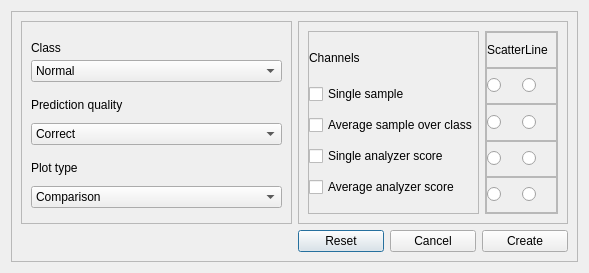
DominikaDarabos/pre-trained-NN-analysis, file utils/create_new_figure_dialog_UI.ui: the form before one commit.
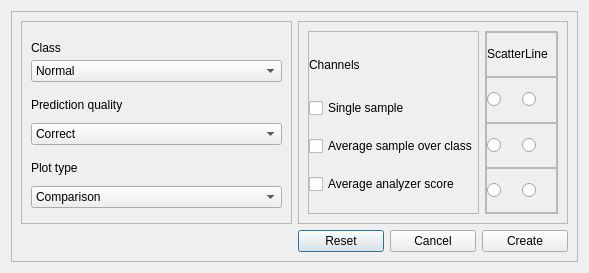
The form after the commit.

What changed in the file:
```diff
--- a/utils/create_new_figure_dialog_UI.ui
+++ b/utils/create_new_figure_dialog_UI.ui
@@ -56,6 +56,47 @@
             <property name="spacing">
              <number>0</number>
             </property>
+            <item row="3" column="0">
+             <widget class="QFrame" name="averageAnalyzerFrame">
+              <property name="frameShape">
+               <enum>QFrame::StyledPanel</enum>
+              </property>
+              <property name="frameShadow">
+               <enum>QFrame::Raised</enum>
+              </property>
+              <layout class="QGridLayout" name="gridLayout_10">
+               <property name="leftMargin">
+                <number>0</number>
+               </property>
+               <property name="topMargin">
+                <number>0</number>
+               </property>
+               <property name="rightMargin">
+                <number>0</number>
+               </property>
+               <property name="bottomMargin">
+                <number>0</number>
+               </property>
+               <property name="spacing">
+                <number>0</number>
+               </property>
+               <item row="0" column="0">
+                <widget class="QRadioButton" name="averageSampleLineRadio_2">
+                 <property name="text">
+                  <string/>
+                 </property>
+                </widget>
+               </item>
+               <item row="0" column="1">
+                <widget class="QRadioButton" name="averageSampleScatterRadio_2">
+                 <property name="text">
+                  <string/>
+                 </property>
+                </widget>
+               </item>
+              </layout>
+             </widget>
+            </item>
             <item row="2" column="0">
              <widget class="QFrame" name="averageSampleFrame">
               <property name="frameShape">
@@ -97,47 +138,6 @@
               </layout>
              </widget>
             </item>
-            <item row="3" column="0">
-             <widget class="QFrame" name="singleAnalyzerFrame">
-              <property name="frameShape">
-               <enum>QFrame::StyledPanel</enum>
-              </property>
-              <property name="frameShadow">
-               <enum>QFrame::Raised</enum>
-              </property>
-              <layout class="QGridLayout" name="gridLayout_9">
-               <property name="leftMargin">
-                <number>0</number>
-               </property>
-               <property name="topMargin">
-                <number>0</number>
-               </property>
-               <property name="rightMargin">
-                <number>0</number>
-               </property>
-               <property name="bottomMargin">
-                <number>0</number>
-               </property>
-               <property name="spacing">
-                <number>0</number>
-               </property>
-               <item row="0" column="0">
-                <widget class="QRadioButton" name="averageAnalyzerScatterRadio_2">
-                 <property name="text">
-                  <string/>
-                 </property>
-                </widget>
-               </item>
-               <item row="0" column="1">
-                <widget class="QRadioButton" name="averageAnalyzerLineRadio_2">
-                 <property name="text">
-                  <string/>
-                 </property>
-                </widget>
-               </item>
-              </layout>
-             </widget>
-            </item>
             <item row="1" column="0">
              <widget class="QFrame" name="singleSampleFrame">
               <property name="frameShape">
@@ -232,47 +232,6 @@
               </layout>
              </widget>
             </item>
-            <item row="4" column="0">
-             <widget class="QFrame" name="averageAnalyzerFrame">
-              <property name="frameShape">
-               <enum>QFrame::StyledPanel</enum>
-              </property>
-              <property name="frameShadow">
-               <enum>QFrame::Raised</enum>
-              </property>
-              <layout class="QGridLayout" name="gridLayout_10">
-               <property name="leftMargin">
-                <number>0</number>
-               </property>
-               <property name="topMargin">
-                <number>0</number>
-               </property>
-               <property name="rightMargin">
-                <number>0</number>
-               </property>
-               <property name="bottomMargin">
-                <number>0</number>
-               </property>
-               <property name="spacing">
-                <number>0</number>
-               </property>
-               <item row="0" column="0">
-                <widget class="QRadioButton" name="averageSampleLineRadio_2">
-                 <property name="text">
-                  <string/>
-                 </property>
-                </widget>
-               </item>
-               <item row="0" column="1">
-                <widget class="QRadioButton" name="averageSampleScatterRadio_2">
-                 <property name="text">
-                  <string/>
-                 </property>
-                </widget>
-               </item>
-              </layout>
-             </widget>
-            </item>
            </layout>
           </widget>
          </item>
@@ -300,6 +259,13 @@
             <property name="spacing">
              <number>0</number>
             </property>
+            <item row="1" column="0">
+             <widget class="QCheckBox" name="singleSampleCheckbox">
+              <property name="text">
+               <string>Single sample</string>
+              </property>
+             </widget>
+            </item>
             <item row="0" column="0">
              <widget class="QLabel" name="channelsTitle">
               <property name="maximumSize">
@@ -313,20 +279,6 @@
               </property>
              </widget>
             </item>
-            <item row="1" column="0">
-             <widget class="QCheckBox" name="singleSampleCheckbox">
-              <property name="text">
-               <string>Single sample</string>
-              </property>
-             </widget>
-            </item>
-            <item row="3" column="0">
-             <widget class="QCheckBox" name="singleAnalyzerCheckbox">
-              <property name="text">
-               <string>Single analyzer score</string>
-              </property>
-             </widget>
-            </item>
             <item row="2" column="0">
              <widget class="QCheckBox" name="averageSampleCheckbox">
               <property name="text">
@@ -334,7 +286,7 @@
               </property>
              </widget>
             </item>
-            <item row="4" column="0">
+            <item row="3" column="0">
              <widget class="QCheckBox" name="averageAnalyzerCheckbox">
               <property name="text">
                <string>Average analyzer score</string>
```
